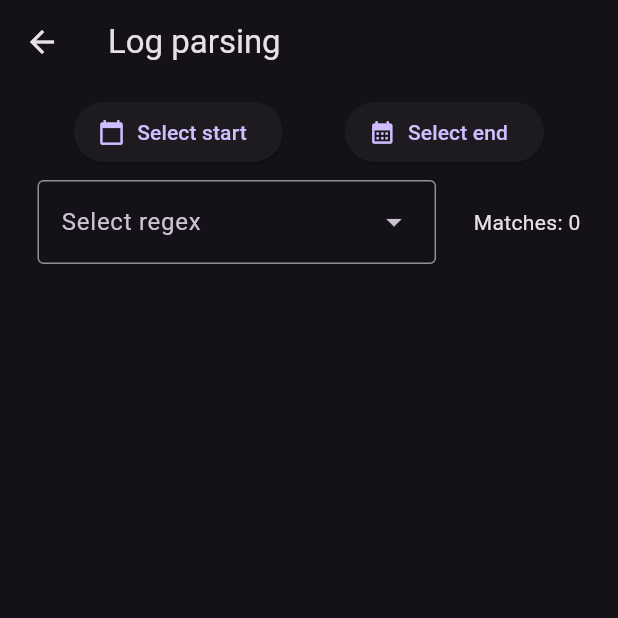
After one commit to vladsodev/firebase_auth_app, a Flutter app: the HomeScreen screen opened directly, after a tap on "Parse logs", on a phone screen of 412 x 824 dp, the top half of it. The commit adds this screen. Run offline on Flutter 3.47's test engine with Material 3 defaults, Android fonts, the light colour scheme and no system bars; our stand-ins replace cloud_firestore, file_picker, firebase_auth, firebase_core; missing offline and left inert: encrypt, window_manager, zxcvbn; accounts and stored records are empty; network calls fail.

Commit message:
add parse methods

```diff
--- a/lib/main.dart
+++ b/lib/main.dart
@@ -16,10 +16,10 @@ void main() async {
     options: DefaultFirebaseOptions.currentPlatform,
   );
 
-  if (Platform.isWindows) {
+  if (Platform.isWindows || Platform.isLinux || Platform.isMacOS) {
     await windowManager.ensureInitialized();
-    WindowManager.instance.setMinimumSize(const Size(400, 600));
-    WindowManager.instance.setMaximumSize(const Size(400, 600));
+    WindowManager.instance.setMinimumSize(const Size(400, 670));
+    WindowManager.instance.setMaximumSize(const Size(400, 670));
   }
   runApp(const MyApp());
 }
--- a/lib/models/log.dart
+++ b/lib/models/log.dart
@@ -1,4 +1,5 @@
 import 'package:cloud_firestore/cloud_firestore.dart';
+import 'package:firebase_auth_app/services/encrypt_data.dart';
 
 class Log {
   final Timestamp? timeStamp;
@@ -7,4 +8,8 @@ class Log {
     this.message,
     this.timeStamp
   });
+
+  void decryptLog(EncryptData cypher) {
+    cypher.decrypt(message!);
+  }
 }
--- a/lib/screens/home/home_screen.dart
+++ b/lib/screens/home/home_screen.dart
@@ -1,9 +1,13 @@
 import 'package:cloud_firestore/cloud_firestore.dart';
 import 'package:firebase_auth_app/models/log.dart';
+import 'package:firebase_auth_app/models/user.dart';
 import 'package:firebase_auth_app/screens/home/log_list.dart';
+import 'package:firebase_auth_app/screens/home/log_screens/logparsing.dart';
 import 'package:firebase_auth_app/screens/home/log_screens/password_logs.dart';
 import 'package:firebase_auth_app/screens/home/log_screens/sign_in_logs.dart';
+import 'package:firebase_auth_app/screens/home/parselogs.dart';
 import 'package:firebase_auth_app/services/auth.dart';
+import 'package:firebase_auth_app/services/regexp.dart';
 import 'package:flutter/material.dart';
 import 'package:provider/provider.dart';
 import 'package:firebase_auth_app/services/database.dart';
@@ -21,13 +25,16 @@ class _HomeScreenState extends State<HomeScreen> {
 
   @override
   Widget build(BuildContext context) {
+    final user = Provider.of<MyUser?>(context);
     return Scaffold(
       appBar: AppBar(
         title: const Text('Admin Panel'),
         actions: [
           TextButton.icon(
             onPressed: () async {
-              await _auth.signOut(context);
+              if (user != null) {
+                await _auth.signOut(user.email!, context);
+              }
             },
             icon: const Icon(Icons.person_2, color: Colors.white),
             label: const Text('Logout')
@@ -45,6 +52,27 @@ class _HomeScreenState extends State<HomeScreen> {
               ),
               const SizedBox(height: 20),
               const Icon(Icons.admin_panel_settings_sharp, size: 100),
+              const SizedBox(height: 20),
+              TextButton(
+                onPressed: () {
+                  Navigator.of(context).push(
+                    MaterialPageRoute(
+                      builder: (context) => StreamProvider.value(
+                        initialData: null,
+                        catchError: (context, error) => null,
+                        value: DatabaseService().logList,
+                        child: const SignInLogs(),
+                      ),
+                    )
+                  );
+                },
+                style: const ButtonStyle(
+                  fixedSize: MaterialStatePropertyAll(
+                    Size(200, 50),
+                  ),
+                ),
+                child: const Text('View logs'),
+              ),
               const SizedBox(height: 20),
               TextButton(
                 onPressed: () {
@@ -88,6 +116,42 @@ class _HomeScreenState extends State<HomeScreen> {
                 child: const Text('Password logs'),
               ),
               const SizedBox(height: 20),
+              TextButton(
+                onPressed: () {
+                  Navigator.of(context).push(
+                    MaterialPageRoute(
+                      builder: (context) => const RegexApp(),
+                    )
+                  );
+                },
+                style: const ButtonStyle(
+                  fixedSize: MaterialStatePropertyAll(
+                    Size(200, 50),
+                  ),
+                ),
+                child: const Text('Parse text'),
+              ),
+              const SizedBox(height: 20),
+              TextButton(
+                onPressed: () {
+                  Navigator.of(context).push(
+                    MaterialPageRoute(
+                      builder: (context) => StreamProvider.value(
+                        initialData: null,
+                        catchError: (context, error) => null,
+                        value: DatabaseService().logList,
+                        child: const LogParser(),
+                      ),
+                    )
+                  );
+                },
+                style: const ButtonStyle(
+                  fixedSize: MaterialStatePropertyAll(
+                    Size(200, 50),
+                  ),
+                ),
+                child: const Text('Parse logs'),
+              ),
             ]
           ),
         ),
--- a/lib/screens/home/log_list.dart
+++ b/lib/screens/home/log_list.dart
@@ -20,7 +20,17 @@ class _LogListState extends State<LogList> {
 
     final logs = Provider.of<List<Log>?>(context);
 
+
     if (logs != null) {
+
+      final decryptedLogs = logs.map((log) => Log(
+        timeStamp: log.timeStamp,
+        message: cypher.decrypt(log.message!)
+      )).toList();
+
+      List<Map<DateTime, String>> logMaps = decryptedLogs.map((log) {
+        return {log.timeStamp!.toDate(): log.message!};
+      }).toList();
 
       return SafeArea(
         child: Column(
--- /dev/null
+++ b/lib/screens/home/log_screens/logparsing.dart
@@ -0,0 +1,22 @@
+import 'package:firebase_auth_app/screens/home/log_list.dart';
+import 'package:firebase_auth_app/screens/home/parselogs.dart';
+import 'package:flutter/material.dart';
+
+class LogParser extends StatefulWidget {
+  const LogParser({super.key});
+
+  @override
+  State<LogParser> createState() => _LogParserState();
+}
+
+class _LogParserState extends State<LogParser> {
+  @override
+  Widget build(BuildContext context) {
+    return Scaffold(
+      appBar: AppBar(
+        title: const Text('Log parsing'),
+      ),
+      body: const ParseLogs(),
+    );
+  }
+}
--- /dev/null
+++ b/lib/screens/home/parselogs.dart
@@ -0,0 +1,214 @@
+import 'package:firebase_auth_app/models/log.dart';
+import 'package:firebase_auth_app/services/encrypt_data.dart';
+import 'package:firebase_auth_app/services/regexp.dart';
+import 'package:flutter/material.dart';
+import 'package:cloud_firestore/cloud_firestore.dart';
+import 'package:provider/provider.dart';
+
+class ParseLogs extends StatefulWidget {
+  const ParseLogs({super.key});
+
+  @override
+  State<ParseLogs> createState() => _ParseLogsState();
+}
+
+class _ParseLogsState extends State<ParseLogs> {
+
+  DateTime startDateTime = DateTime.now().subtract(const Duration(days: 3));
+  DateTime endDateTime = DateTime.now();
+  int counter = 0;
+
+  List<String> regexList = [
+    'Not selected',
+    r'\badmin@goodboy.com\b',
+    r'\bsigned in\b',
+    r'\bsigned out\b',
+    r'\bpassword\b',
+    r'\bregistered\b',
+  ];
+  late String dropDownValue;
+  late List<DropdownMenuItem<String>> items;
+  late List<DropdownMenuEntry<String>> menuItems;
+
+  @override
+  void initState() {
+    super.initState();
+    items = regexList.map((regex) {
+      return DropdownMenuItem<String>(
+        value: regex,
+        child: Text(regex),
+      );
+    }).toList();
+    menuItems = regexList.map((regex) {
+      return DropdownMenuEntry<String>(
+        value: regex,
+        label: regex,
+      );
+    }).toList();
+    dropDownValue = regexList[0];
+  }
+
+  void onChanged(String? newValue) {
+    setState(() {
+      dropDownValue = newValue ?? '';
+    });
+  }
+
+  void matchesCounter(String logs, RegExp regex) {
+    Iterable<Match> matches = regex.allMatches(logs);
+    setState(() {
+      counter = matches.length;
+    });
+  }
+
+  List<Map<DateTime, String>> filterByDateTime(List<Map<DateTime, String>> logs, DateTime startDateTime, DateTime endDateTime) {
+    return logs.where((log) => log.keys.first.isAfter(startDateTime) && log.keys.first.isBefore(endDateTime)).toList();
+  }
+  // это веротяно надо отсюда перенести в сервисы
+
+
+  @override
+  Widget build(BuildContext context) {
+
+    debugPrint('Here starts widget build');
+
+    final logs = Provider.of<List<Log>?>(context);
+
+    if (logs != null) {
+
+      final decryptedLogs = logs.map((log) => Log(
+        timeStamp: log.timeStamp,
+        message: cypher.decrypt(log.message!)
+      )).toList();
+
+      List<Map<DateTime, String>> logMaps = decryptedLogs.map((log) {
+        return {log.timeStamp!.toDate(): log.message!};
+      }).toList();
+
+      //debugPrint('total logs: ${logMaps.length}');
+
+
+
+      List<Map<DateTime, String>> sortedLogs = filterByDateTime(logMaps, startDateTime, endDateTime);
+
+      //debugPrint('sorted logs: ${sortedLogs.toString()}');
+
+      String logString = '';
+
+      for (Map<DateTime, String> log in sortedLogs) {
+        logString += log.keys.first.toString();
+        logString += '\n';
+        logString += log.values.first;
+        logString += '\n';
+      }
+
+      //debugPrint(logString);
+      matchesCounter(logString, RegExp(dropDownValue));
+      //List<TextSpan> highlightList = highlightMatches(logString, RegExp(r'\badmin@goodboy.com\b'));
+
+      //debugPrint(highlightList.length.toString());
+
+      return SafeArea(
+        child: Column(
+          children: [
+            Padding(
+              padding: const EdgeInsets.all(8.0),
+              child: Row(
+                mainAxisAlignment: MainAxisAlignment.spaceEvenly,
+                children: [
+                  ElevatedButton.icon(
+                    onPressed: () {
+                      debugPrint('Here starts 1st date picker');
+                      showDatePicker(
+                        context: context,
+                        initialDate: startDateTime,
+                        firstDate: DateTime(2010),
+                        lastDate: DateTime(2030),
+                      ).then((newDate) {
+                        if (newDate != null) {
+                          showTimePicker(
+                            context: context,
+                            initialTime: TimeOfDay.fromDateTime(startDateTime),
+                          ).then((newTime) {
+                            if (newTime != null) {
+                              setState(() {
+                                startDateTime = DateTime(newDate.year, newDate.month, newDate.day, newTime.hour, newTime.minute);
+                                sortedLogs = filterByDateTime(logMaps, startDateTime, endDateTime);
+                              });
+                            }
+                          });
+                        }
+                      });
+                    },
+                    label: const Text('Select start'),
+                    icon: const Icon(Icons.calendar_today),
+                  ),
+                  ElevatedButton.icon(
+                    onPressed: () {
+                      debugPrint('Here starts 2nd date picker');
+                      showDatePicker(
+                        context: context,
+                        initialDate: endDateTime,
+                        firstDate: DateTime(2010),
+                        lastDate: DateTime(2030),
+                      ).then((newDate) {
+                        if (newDate != null) {
+                          showTimePicker(
+                            context: context,
+                            initialTime: TimeOfDay.fromDateTime(endDateTime),
+                          ).then((newTime) {
+                            if (newTime != null) {
+                              setState(() {
+                                endDateTime = DateTime(newDate.year, newDate.month, newDate.day, newTime.hour, newTime.minute);
+                                sortedLogs = filterByDateTime(logMaps, startDateTime, endDateTime);
+                                //debugPrint(sortedLogs.toString());
+                              });
+                            }
+                          });
+                        }
+                      });
+                    },
+                    label: const Text('Select end'),
+                    icon: const Icon(Icons.calendar_month),
+                  )
+                ],
+              ),
+            ),
+            Row(
+              mainAxisAlignment: MainAxisAlignment.spaceEvenly,
+              children: [
+                DropdownMenu(
+                  onSelected: (regex) {
+                    setState(() {
+                      dropDownValue = regex!;
+                    });
+                    //matchesCounter(logString, RegExp(dropDownValue));
+                  },
+                  dropdownMenuEntries: menuItems,
+                  label: const Text('Select regex'),
+                ),
+                Text('Matches: $counter'),
+              ],
+            ),
+            Expanded(
+              child: ListView.builder(
+                scrollDirection: Axis.vertical,
+                itemCount: sortedLogs.length,
+                itemBuilder: (context, index) {
+                  return ListTile(
+                    title: Text(sortedLogs[index].keys.first.toString()),
+                    subtitle: RichText(text: TextSpan(
+                      children: highlightMatches(sortedLogs[index].values.first, RegExp(dropDownValue))),
+                    ),
+                  );
+                }
+              ),
+            )
+          ],
+        )
+      );
+    } else {
+      return const Center(child: CircularProgressIndicator());
+    }
+  }
+}
--- a/lib/services/database.dart
+++ b/lib/services/database.dart
@@ -9,34 +9,49 @@ class DatabaseService {
   final db = FirebaseFirestore.instance;
   final CollectionReference signInLogs = FirebaseFirestore.instance.collection('sign_in_logs');
   final CollectionReference passwordLogs = FirebaseFirestore.instance.collection('password_logs');
+  final CollectionReference logs = FirebaseFirestore.instance.collection('logs');
 
   final logDocuments = FirebaseFirestore.instance.collection('sign_in_logs').snapshots();
 
   Future addLogOnSignIn(User user) async {
-    await signInLogs.doc(DateTime.now().toString()).set({
+    await logs.doc(DateTime.now().toString()).set({
       'timestamp': FieldValue.serverTimestamp(),
       'message': cypher.encrypt('${user.email} signed in')
     });
   }
 
+  Future addLogOnSignOut(String email) async {
+    await logs.doc(DateTime.now().toString()).set({
+      'timestamp': FieldValue.serverTimestamp(),
+      'message': cypher.encrypt('$email signed out')
+    });
+  }
+
   Future addLogOnRegister(User user) async {
-    await signInLogs.doc(DateTime.now().toString()).set({
+    await logs.doc(DateTime.now().toString()).set({
       'timestamp': FieldValue.serverTimestamp(),
       'message': cypher.encrypt('${user.email} registered')
     });
   }
 
   Future addLogOnAnonymous(User user) async {
-    await signInLogs.doc(DateTime.now().toString()).set({
+    await logs.doc(DateTime.now().toString()).set({
       'timestamp': FieldValue.serverTimestamp(),
       'message': cypher.encrypt('Anonymous user ${user.uid} signed in')
+    });
+  }
+
+  Future addLogOnError(String email, String message) async {
+    await logs.doc(DateTime.now().toString()).set({
+      'timestamp': FieldValue.serverTimestamp(),
+      'message': cypher.encrypt('User with email $email encountered error: $message')
     });
   }
 
   Future addPasswordLog(User user, String password) async{
     final Zxcvbn zxcvbn = Zxcvbn();
     final strenght = zxcvbn.evaluate(password);
-    await passwordLogs.doc(DateTime.now().toString()).set({
+    await logs.doc(DateTime.now().toString()).set({
       'timestamp': FieldValue.serverTimestamp(),
       'message': cypher.encrypt('${user.email} used password with ${strenght.score} strength')
     });
@@ -68,5 +83,10 @@ class DatabaseService {
       .map(_logListFromSnapshot);
   }
 
+  Stream<List<Log>> get logList {
+    return logs.snapshots()
+      .map(_logListFromSnapshot);
+  }
+
 
 }
--- a/lib/services/encrypt_data.dart
+++ b/lib/services/encrypt_data.dart
@@ -20,7 +20,7 @@ class EncryptData {
     // Получение времени выполнения в миллисекундах
     int elapsedMilliseconds = stopwatch.elapsedMilliseconds;
 
-    print('Время выполнения функции шифрования: $elapsedMilliseconds миллисекунд');
+    //print('Время выполнения функции шифрования: $elapsedMilliseconds миллисекунд');
     return encrypted.base64;
   }
 
@@ -35,7 +35,7 @@ class EncryptData {
     // Получение времени выполнения в миллисекундах
     int elapsedMilliseconds = stopwatch.elapsedMilliseconds;
 
-    print('Время выполнения функции дешифрования: $elapsedMilliseconds миллисекунд');
+    //print('Время выполнения функции дешифрования: $elapsedMilliseconds миллисекунд');
     return decrypted;
   }
 
--- a/pubspec.yaml
+++ b/pubspec.yaml
@@ -31,6 +31,7 @@ dependencies:
   cloud_firestore: ^4.16.1
   cupertino_icons: ^1.0.6
   encrypt: ^5.0.3
+  file_picker: ^8.0.3
   firebase_auth: ^4.19.1
   firebase_core: ^2.29.0
   flutter:
```
Also changed, not shown: lib/screens/home/hollow_screen.dart (+6 -1 lines), lib/services/auth.dart (+8 -2 lines), lib/services/data_ops.dart (added, +54 -0 lines), lib/services/regexp.dart (added, +249 -0 lines), pubspec.lock. Lines whose indentation alone changed are shown as unchanged.
